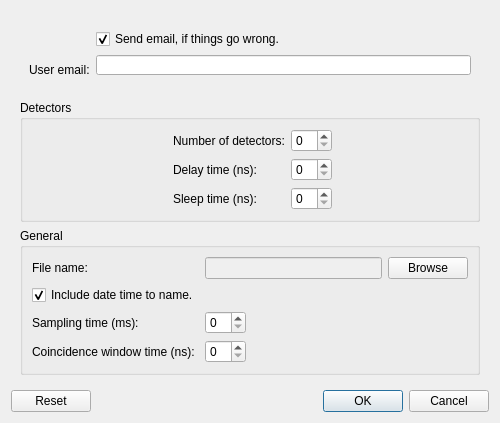
This is Software/GUI/Program/default.ui in jcbedoyam/AbacusSoftware as Qt 5 draws it before an edit. The edited form follows.
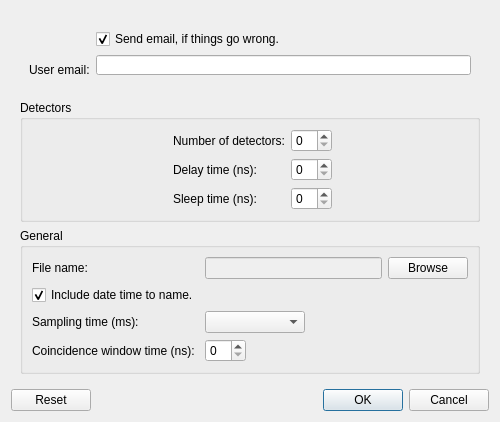
This is the edited form.

Diff of the .ui file:
```diff
--- a/Software/GUI/Program/default.ui
+++ b/Software/GUI/Program/default.ui
@@ -208,23 +208,13 @@
            </property>
           </widget>
          </item>
-         <item row="3" column="0">
+         <item row="4" column="0">
           <widget class="QLabel" name="label_7">
            <property name="text">
             <string>Coincidence window time (ns):</string>
            </property>
           </widget>
          </item>
-         <item row="2" column="1">
-          <widget class="QSpinBox" name="sampling_spinBox">
-           <property name="sizePolicy">
-            <sizepolicy hsizetype="Maximum" vsizetype="Fixed">
-             <horstretch>0</horstretch>
-             <verstretch>0</verstretch>
-            </sizepolicy>
-           </property>
-          </widget>
-         </item>
          <item row="0" column="0">
           <widget class="QLabel" name="label_5">
            <property name="text">
@@ -239,16 +229,6 @@
            </property>
           </widget>
          </item>
-         <item row="3" column="1">
-          <widget class="QSpinBox" name="coincidence_spinBox">
-           <property name="sizePolicy">
-            <sizepolicy hsizetype="Maximum" vsizetype="Fixed">
-             <horstretch>0</horstretch>
-             <verstretch>0</verstretch>
-            </sizepolicy>
-           </property>
-          </widget>
-         </item>
          <item row="1" column="0">
           <widget class="QCheckBox" name="time_checkBox">
            <property name="text">
@@ -259,6 +239,26 @@
            </property>
           </widget>
          </item>
+         <item row="4" column="1">
+          <widget class="QSpinBox" name="coincidence_spinBox">
+           <property name="sizePolicy">
+            <sizepolicy hsizetype="Maximum" vsizetype="Fixed">
+             <horstretch>0</horstretch>
+             <verstretch>0</verstretch>
+            </sizepolicy>
+           </property>
+          </widget>
+         </item>
+         <item row="2" column="1">
+          <widget class="QComboBox" name="sampling_box">
+           <property name="maximumSize">
+            <size>
+             <width>100</width>
+             <height>16777215</height>
+            </size>
+           </property>
+          </widget>
+         </item>
         </layout>
        </widget>
       </item>
```
Left out of the diff: 3 changed lines with no effect on the pictures.
